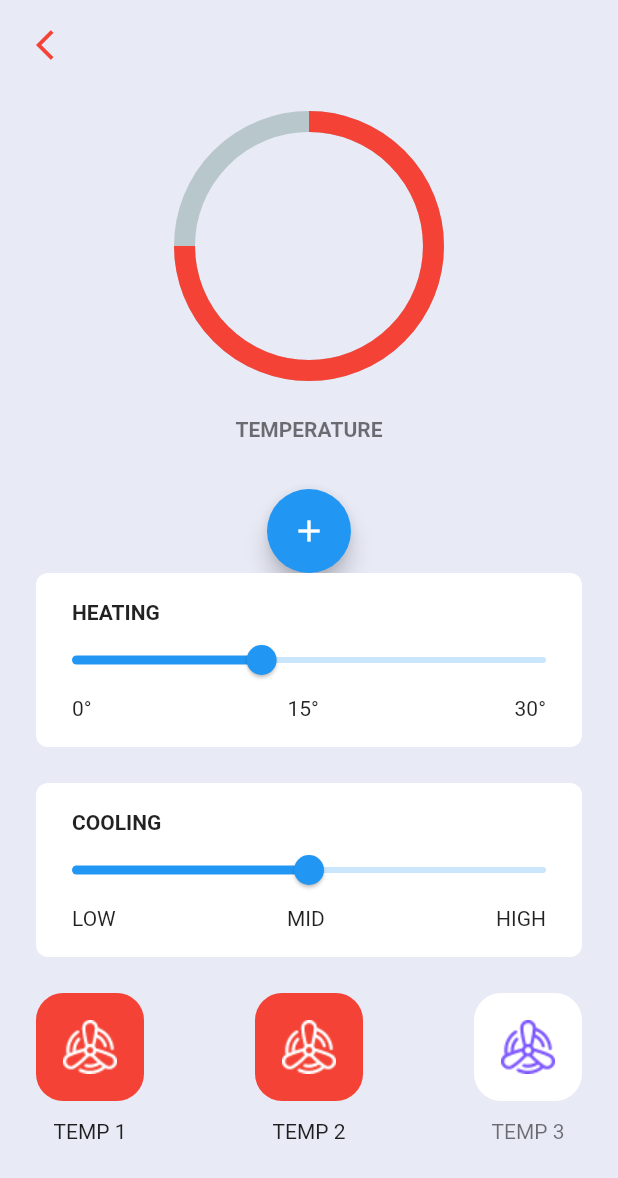
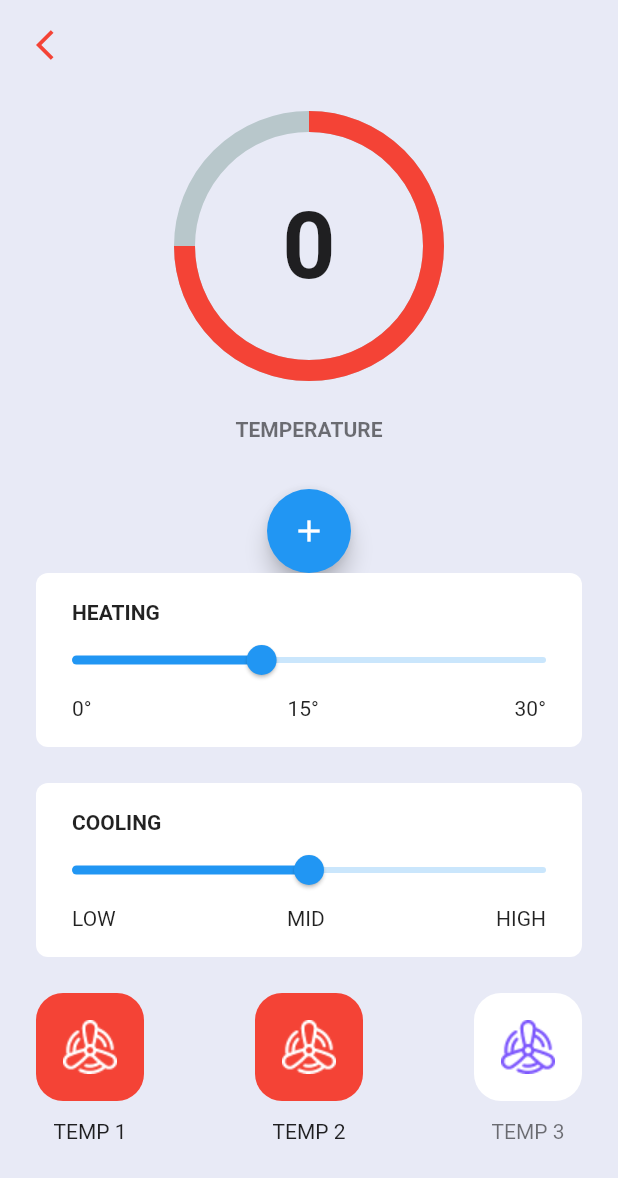
Before and after one commit to Fadeta/koifarmapp_Flutter, a Flutter app: the ParameterPage screen opened directly, on a phone screen of 412 x 824 dp. Shown: the top 1178 px of the screen. Run offline on Flutter 3.47's test engine with Material 2 defaults, Android fonts, the phone set to English and light mode, and no system bars; drawn by our look-alikes of percent_indicator; our stand-ins replace animated_bottom_navigation_bar, get, page_transition.

Commit message:
edit getx

```diff
--- a/lib/screens/parameter.dart
+++ b/lib/screens/parameter.dart
@@ -51,14 +51,15 @@ class _ParameterPageState extends State<ParameterPage> {
                       lineWidth: 14,
                       percent: 0.75,
                       progressColor: Colors.red,
-                      center: const Text(
-                        '',
-                        style: TextStyle(
-                          fontSize: 32,
-                          fontWeight: FontWeight.bold,
+                      center: Obx(
+                        () => Text(
+                          '${_controller.counter.value}',
+                          style: const TextStyle(
+                            fontSize: 62,
+                            fontWeight: FontWeight.bold,
+                          ),
                         ),
                       ),
-                      //Obx(() => Text('${_controller.counter.value}',))
                     ),
                     const SizedBox(height: 24),
                     const Center(
```
Also changed, not shown: pubspec.yaml (+4 -4 lines), pubspec.lock.
